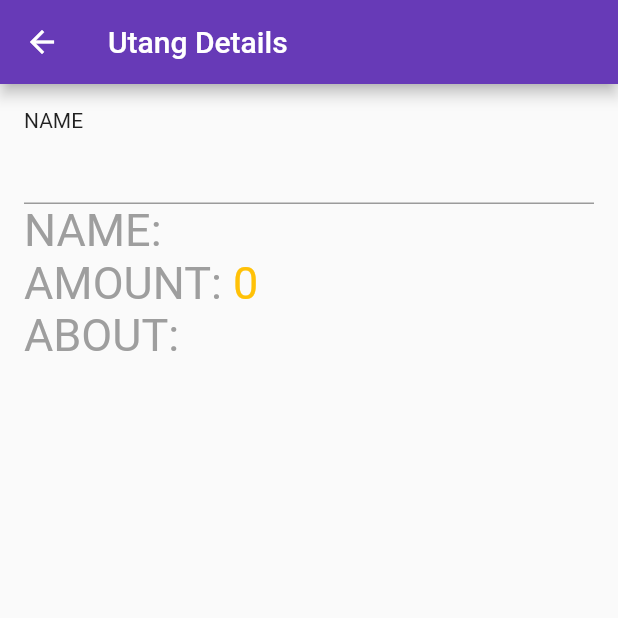
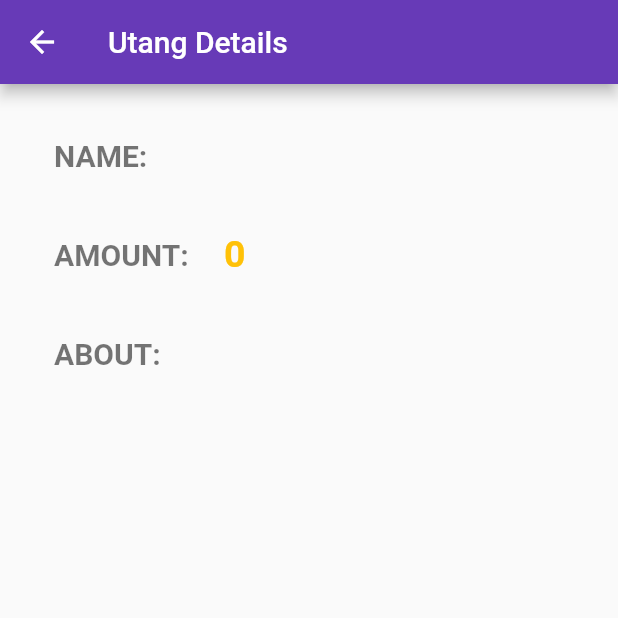
Before and after one commit to jcalabing/UberUtang, a Flutter app: the UtangDetail screen opened directly with empty values, on a phone screen of 412 x 824 dp, the top half of it. Run offline on Flutter 3.47's test engine with Material 2 defaults, Android fonts, the phone set to English and light mode, and no system bars; our stand-ins replace sqflite; accounts and stored records are empty.

```diff
--- a/lib/screens/login/login.dart
+++ b/lib/screens/login/login.dart
@@ -1,6 +1,5 @@
 import 'package:flutter/material.dart';
 import 'package:uberutang/screens/login/loginform.dart';
-import 'package:uberutang/widgets/MyBottomNavBar.dart';
 import 'package:uberutang/widgets/uberutanglogo.dart';
 import 'package:uberutang/widgets/uberutangbrand.dart';
 
@@ -57,7 +56,6 @@ class _LoginState extends State<Login> {
             ),
           ],
         ),
-        //bottomNavigationBar: MyBottomNavBar(),
       ),
     );
   }
--- a/lib/screens/utangdetail/utangdetail.dart
+++ b/lib/screens/utangdetail/utangdetail.dart
@@ -25,50 +25,90 @@ class _UtangDetailState extends State<UtangDetail> {
           child: Column(
             crossAxisAlignment: CrossAxisAlignment.start,
             children: <Widget>[
-              Text('NAME'),
-              TextFormField(),
-              RichText(
-                text: TextSpan(
-                  text: 'NAME: ',
+              Container(
+                padding: EdgeInsets.all(20.0),
+                child: Row(
+                  children: <Widget>[
+                    Expanded(
+                      flex: 3,
+                      child: Text(
+                        'NAME:',
                         style: TextStyle(
-                    color: Colors.grey,
-                    fontSize: 30.0,
+                          fontWeight: FontWeight.bold,
+                          color: Colors.black54,
+                          fontSize: 20.0,
                         ),
-                  children: [
-                    TextSpan(
-                      text: utang.name,
-                      style: TextStyle(color: Colors.black),
+                      ),
+                    ),
+                    Expanded(
+                      flex: 6,
+                      child: Text(
+                        utang.name,
+                        style: TextStyle(
+                          fontWeight: FontWeight.bold,
+                          color: Colors.deepPurple,
+                          fontSize: 20.0,
+                        ),
+                      ),
                     ),
                   ],
                 ),
               ),
-              RichText(
-                text: TextSpan(
-                  text: 'AMOUNT: ',
+              Container(
+                padding: EdgeInsets.all(20.0),
+                child: Row(
+                  children: <Widget>[
+                    Expanded(
+                      flex: 3,
+                      child: Text(
+                        'AMOUNT:',
                         style: TextStyle(
-                    color: Colors.grey,
-                    fontSize: 30.0,
+                          fontWeight: FontWeight.bold,
+                          color: Colors.black54,
+                          fontSize: 20.0,
                         ),
-                  children: [
-                    TextSpan(
-                      text: utang.amount.toString(),
-                      style: TextStyle(color: Colors.amber),
+                      ),
+                    ),
+                    Expanded(
+                      flex: 6,
+                      child: Text(
+                        utang.amount.toString(),
+                        style: TextStyle(
+                          fontWeight: FontWeight.bold,
+                          color: Colors.amber,
+                          fontSize: 25.0,
+                        ),
+                      ),
                     ),
                   ],
                 ),
               ),
-              RichText(
-                text: TextSpan(
-                  text: 'ABOUT: ',
+              Container(
+                padding: EdgeInsets.all(20.0),
+                child: Row(
+                  children: <Widget>[
+                    Expanded(
+                      flex: 3,
+                      child: Text(
+                        'ABOUT:',
                         style: TextStyle(
-                    color: Colors.grey,
-                    fontSize: 30.0,
+                          fontWeight: FontWeight.bold,
+                          color: Colors.black54,
+                          fontSize: 20.0,
                         ),
-                  children: [
-                    TextSpan(
-                      text: utang.about,
-                      style: TextStyle(color: Colors.black),
-                    )
+                      ),
+                    ),
+                    Expanded(
+                      flex: 6,
+                      child: Text(
+                        utang.about,
+                        style: TextStyle(
+                          fontWeight: FontWeight.bold,
+                          color: Colors.deepPurple,
+                          fontSize: 20.0,
+                        ),
+                      ),
+                    ),
                   ],
                 ),
               ),
--- a/lib/utils/utang.dart
+++ b/lib/utils/utang.dart
@@ -4,8 +4,16 @@ class Utang {
   int amount;
   String about;
   String utangdate;
+  String paid;
 
-  Utang({this.id, this.name, this.amount, this.about, this.utangdate});
+  Utang({
+    this.id,
+    this.name,
+    this.amount,
+    this.about,
+    this.utangdate,
+    this.paid,
+  });
 
   Map<String, dynamic> toMap() {
     var map = <String, dynamic>{
@@ -13,7 +21,8 @@ class Utang {
       'name': name,
       'amount': amount,
       'about': about,
-      'utangdate': utangdate
+      'utangdate': utangdate,
+      'paid': paid,
     };
     return map;
   }
@@ -24,5 +33,6 @@ class Utang {
     amount = map['amount'];
     about = map['about'];
     utangdate = map['utangdate'];
+    paid = map['paid'];
   }
 }
--- a/lib/utils/utangHelper.dart
+++ b/lib/utils/utangHelper.dart
@@ -13,6 +13,7 @@ class UtangHelper {
   static const String ABOUT = 'about';
   static const String UTANGDATE = 'utangdate';
   static const String TABLE = 'utangtable';
+  static const String PAID = 'paid';
   static const String DB_NAME = 'uberutang.db';
 
   Future<Database> get db async {
@@ -33,7 +34,7 @@ class UtangHelper {
   _onCreate(Database db, int version) async {
     await db.execute("""CREATE TABLE $TABLE
         ($ID INTEGER PRIMARY KEY,
-         $NAME TEXT, $AMOUNT INTEGER, $ABOUT TEXT, $UTANGDATE TEXT)""");
+         $NAME TEXT, $AMOUNT INTEGER, $ABOUT TEXT, $UTANGDATE TEXT, $PAID TEXT )""");
   }
 
   Future<Utang> save(Utang utang) async {
@@ -45,7 +46,7 @@ class UtangHelper {
   Future<List<Utang>> getUtangs() async {
     var dbClient = await db;
     List<Map> maps = await dbClient
-        .query(TABLE, columns: [ID, NAME, AMOUNT, ABOUT, UTANGDATE]);
+        .query(TABLE, columns: [ID, NAME, AMOUNT, ABOUT, UTANGDATE, PAID]);
     List<Utang> utangs = [];
     if (maps.length > 0) {
       for (int i = 0; i < maps.length; i++) {
```
Also changed, not shown: lib/main.dart (+2 -60 lines), lib/screens/MyHomePage.dart (deleted, +0 -77 lines), lib/screens/MyOtherPage.dart (deleted, +0 -65 lines), lib/screens/addtolist/addtolist.dart (+15 -6 lines), lib/screens/utanglist/utanglist.dart (+27 -80 lines), lib/widgets/MyBottomNavBar.dart (+4 -14 lines). Lines whose indentation alone changed are shown as unchanged.
